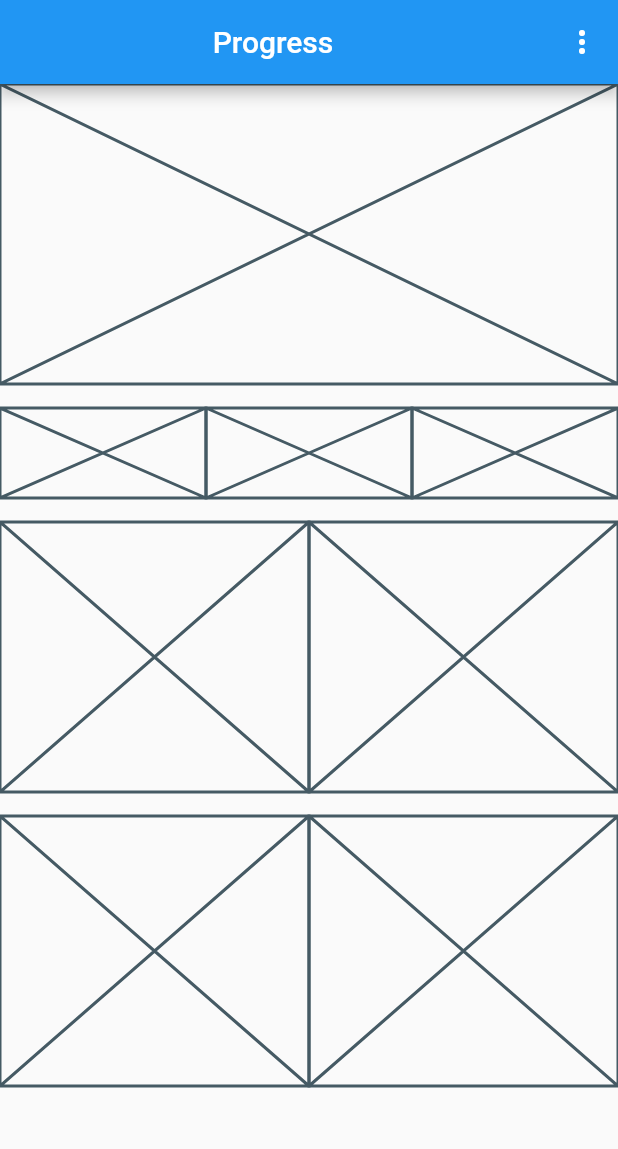
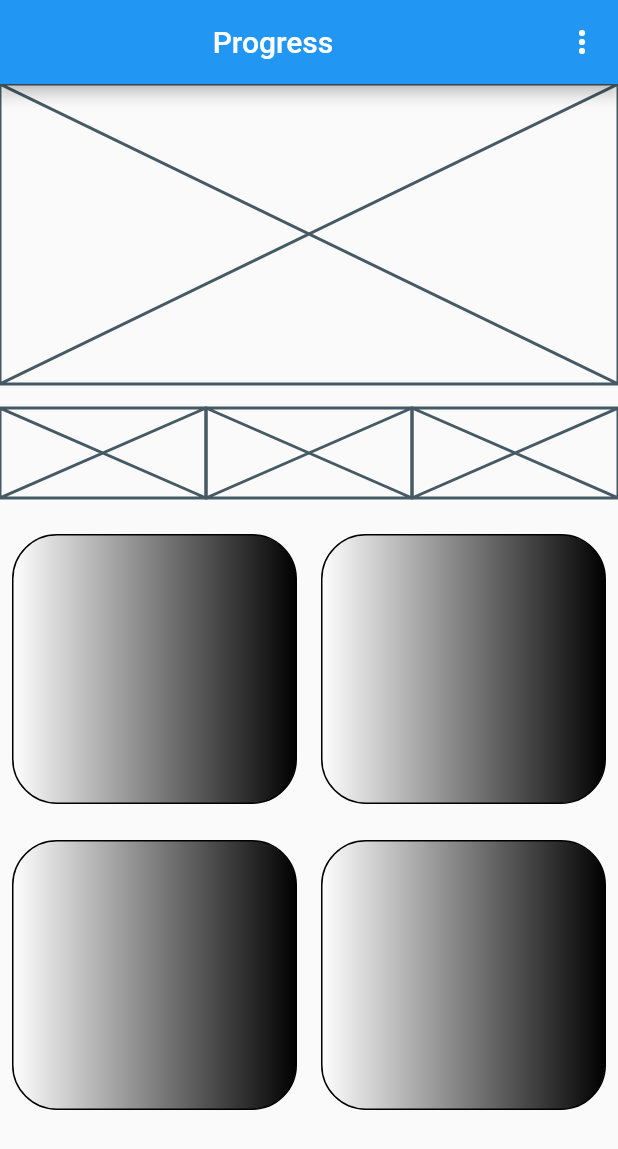
Before and after one commit to Undeadlol1/fitness_app_mockup, a Flutter app: the screen it shows after launch, on a phone screen of 412 x 824 dp. Shown: the top 1149 px of the screen. Run offline on Flutter 3.47's test engine with Material 2 defaults, Android fonts, the phone set to English and light mode, and no system bars.

Commit message:
feat: :construction: add gradient and border to BigSquareButton

```diff
--- a/lib/screens/main_screen.dart
+++ b/lib/screens/main_screen.dart
@@ -62,6 +62,16 @@ class MainScreen extends StatelessWidget {
   }
 
   Widget _bigSquareButton() {
-    return BigSquareButton();
+    return Flexible(
+      child: Padding(
+        padding: const EdgeInsets.only(
+          top: 8,
+          left: 8,
+          right: 8,
+          bottom: 0,
+        ),
+        child: BigSquareButton(),
+      ),
+    );
   }
 }
--- a/lib/widgets/bit_square_button.dart
+++ b/lib/widgets/bit_square_button.dart
@@ -5,10 +5,24 @@ class BigSquareButton extends StatelessWidget {
 
   @override
   Widget build(BuildContext context) {
-    return Flexible(
-      child: Placeholder(
-        fallbackHeight: 180,
-      ),
+    return Container(
+      height: 180,
+      decoration: _decoration,
     );
   }
 }
+
+final _decoration = BoxDecoration(
+  border: Border.all(color: Colors.black),
+  borderRadius: BorderRadius.circular(30),
+  gradient: LinearGradient(
+    stops: [0.0, 1.0],
+    colors: [
+      Colors.white,
+      Colors.black,
+    ],
+    tileMode: TileMode.clamp,
+    end: const FractionalOffset(1.0, 0.0),
+    begin: const FractionalOffset(0.0, 0.0),
+  ),
+);
```
